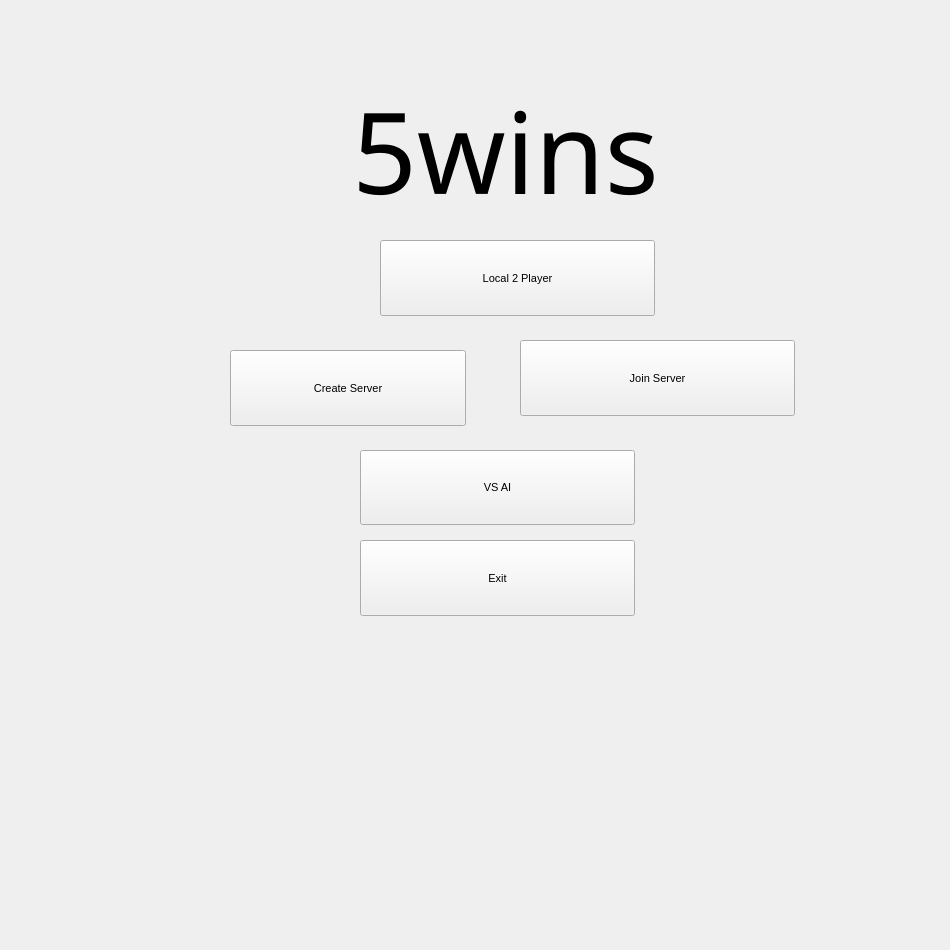
First picture: the form in menu.ui, repository j-weissen/5wins_raspi, before the edit.
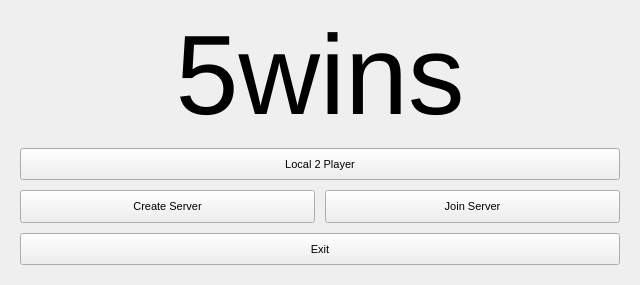
Second picture: the form after the edit.

What changed in the file:
```diff
--- a/menu.ui
+++ b/menu.ui
@@ -9,8 +9,8 @@
    <rect>
     <x>0</x>
     <y>0</y>
-    <width>950</width>
-    <height>950</height>
+    <width>640</width>
+    <height>285</height>
    </rect>
   </property>
   <property name="minimumSize">
@@ -22,18 +22,23 @@
   <property name="windowTitle">
    <string>menu</string>
   </property>
+  <layout class="QVBoxLayout" name="verticalLayout" stretch="0,0,0,0">
+   <property name="spacing">
+    <number>10</number>
+   </property>
+   <property name="leftMargin">
+    <number>20</number>
+   </property>
+   <property name="rightMargin">
+    <number>20</number>
+   </property>
+   <property name="bottomMargin">
+    <number>20</number>
+   </property>
+   <item>
   <widget class="QLabel" name="label_5wins">
-   <property name="geometry">
-    <rect>
-     <x>270</x>
-     <y>80</y>
-     <width>471</width>
-     <height>141</height>
-    </rect>
-   </property>
    <property name="font">
     <font>
-     <family>OCR A Extended</family>
      <pointsize>85</pointsize>
     </font>
    </property>
@@ -44,14 +49,14 @@
     <set>Qt::AlignCenter</set>
    </property>
   </widget>
-  <widget class="QPushButton" name="pushButton_exit">
-   <property name="geometry">
-    <rect>
-     <x>360</x>
-     <y>540</y>
-     <width>275</width>
-     <height>76</height>
-    </rect>
+   </item>
+   <item>
+    <widget class="QPushButton" name="pushButton_local2Player">
+     <property name="sizePolicy">
+      <sizepolicy hsizetype="Minimum" vsizetype="Expanding">
+       <horstretch>0</horstretch>
+       <verstretch>0</verstretch>
+      </sizepolicy>
    </property>
    <property name="maximumSize">
     <size>
@@ -65,41 +70,19 @@
     </font>
    </property>
    <property name="text">
-    <string>Exit</string>
-   </property>
-  </widget>
-  <widget class="QPushButton" name="pushButton_vsAI">
-   <property name="geometry">
-    <rect>
-     <x>360</x>
-     <y>450</y>
-     <width>275</width>
-     <height>75</height>
-    </rect>
-   </property>
-   <property name="maximumSize">
-    <size>
-     <width>16777215</width>
-     <height>16777215</height>
-    </size>
-   </property>
-   <property name="font">
-    <font>
-     <pointsize>8</pointsize>
-    </font>
-   </property>
-   <property name="text">
-    <string>VS AI</string>
-   </property>
-  </widget>
+      <string>Local 2 Player</string>
+     </property>
+    </widget>
+   </item>
+   <item>
+    <layout class="QHBoxLayout" name="horizontalLayout">
+     <item>
   <widget class="QPushButton" name="pushButton_createServer">
-   <property name="geometry">
-    <rect>
-     <x>230</x>
-     <y>350</y>
-     <width>236</width>
-     <height>76</height>
-    </rect>
+       <property name="sizePolicy">
+        <sizepolicy hsizetype="Minimum" vsizetype="Expanding">
+         <horstretch>0</horstretch>
+         <verstretch>0</verstretch>
+        </sizepolicy>
    </property>
    <property name="maximumSize">
     <size>
@@ -116,14 +99,14 @@
     <string>Create Server</string>
    </property>
   </widget>
+     </item>
+     <item>
   <widget class="QPushButton" name="pushButton_joinServer">
-   <property name="geometry">
-    <rect>
-     <x>520</x>
-     <y>340</y>
-     <width>275</width>
-     <height>76</height>
-    </rect>
+       <property name="sizePolicy">
+        <sizepolicy hsizetype="Minimum" vsizetype="Expanding">
+         <horstretch>0</horstretch>
+         <verstretch>0</verstretch>
+        </sizepolicy>
    </property>
    <property name="maximumSize">
     <size>
@@ -140,14 +123,16 @@
     <string>Join Server</string>
    </property>
   </widget>
-  <widget class="QPushButton" name="pushButton_local2Player">
-   <property name="geometry">
-    <rect>
-     <x>380</x>
-     <y>240</y>
-     <width>275</width>
-     <height>76</height>
-    </rect>
+     </item>
+    </layout>
+   </item>
+   <item>
+    <widget class="QPushButton" name="pushButton_exit">
+     <property name="sizePolicy">
+      <sizepolicy hsizetype="Minimum" vsizetype="Expanding">
+       <horstretch>0</horstretch>
+       <verstretch>0</verstretch>
+      </sizepolicy>
    </property>
    <property name="maximumSize">
     <size>
@@ -161,9 +146,11 @@
     </font>
    </property>
    <property name="text">
-    <string>Local 2 Player</string>
-   </property>
-  </widget>
+      <string>Exit</string>
+     </property>
+    </widget>
+   </item>
+  </layout>
  </widget>
  <resources/>
  <connections/>
```
Lines whose indentation alone changed are shown as unchanged.
